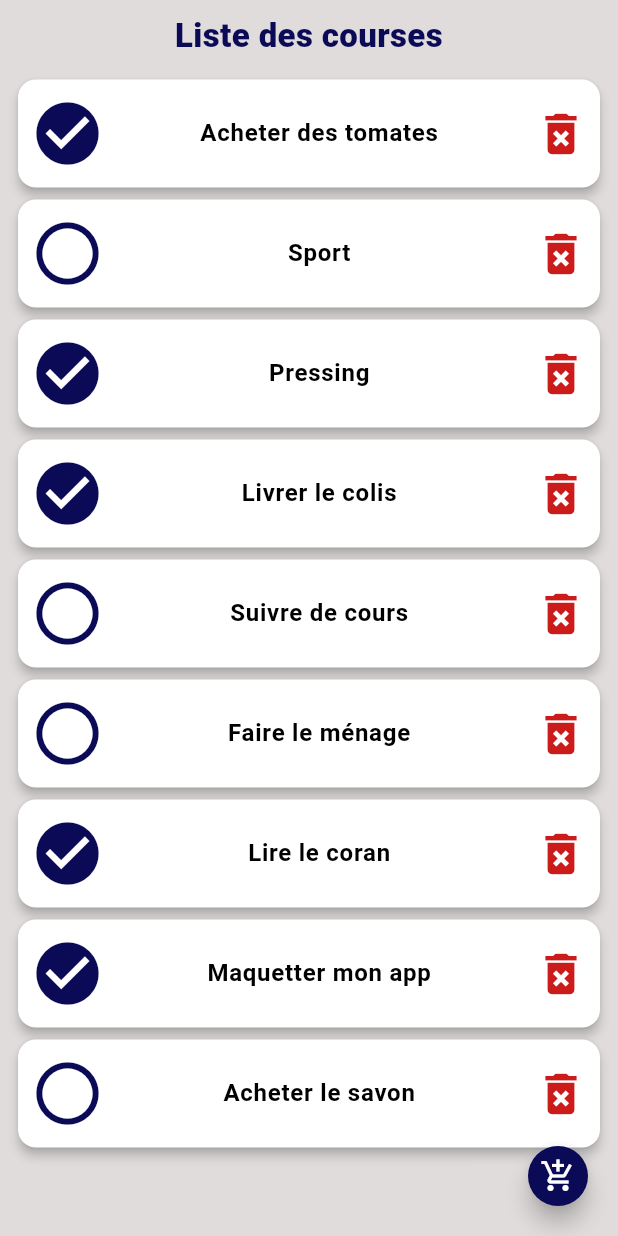
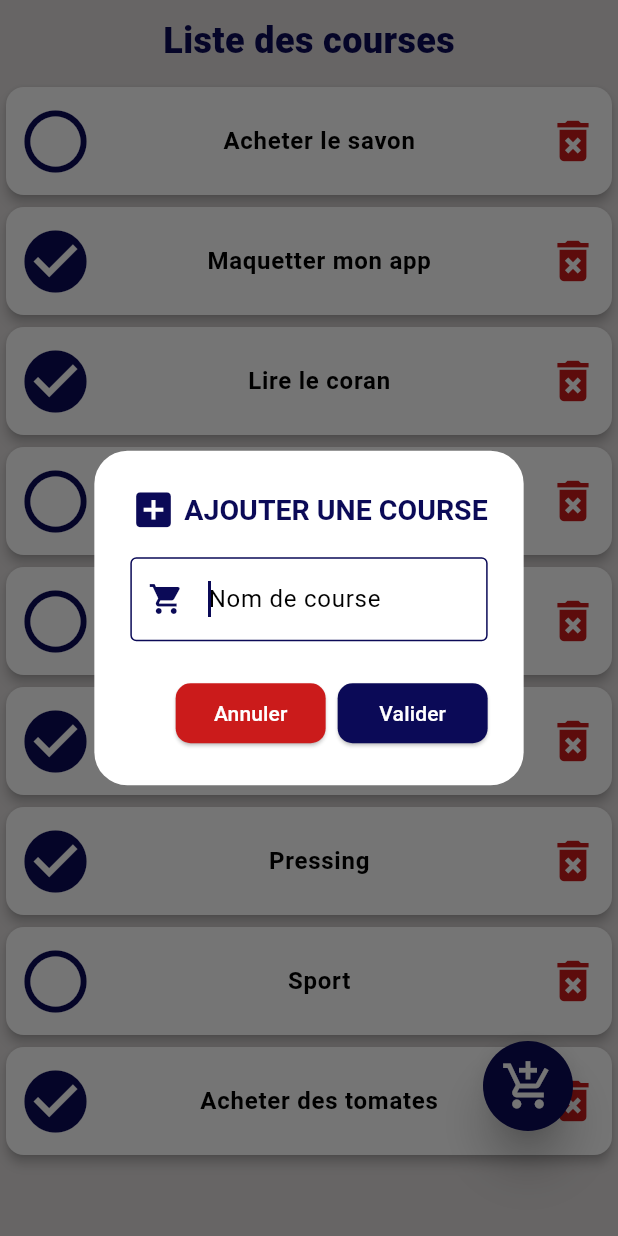
Before and after one commit to codeursympa2/app-liste-courses, a Flutter app: the screen it shows after launch, after a tap on the "add shopping cart" icon, on a phone screen of 412 x 824 dp. Run offline on Flutter 3.47's test engine with Material 3 defaults, Android fonts, the phone set to English and light mode, and no system bars; missing offline and left inert: toast_notification.

Commit message:
Ajout course

```diff
--- a/lib/common_widgets.dart
+++ b/lib/common_widgets.dart
@@ -1,3 +1,4 @@
+
 
 import 'package:flutter/material.dart';
 import 'package:shopping_list_app/Shopping.dart';
@@ -5,13 +6,15 @@ import 'package:toast_notification/ToasterType.dart';
 import 'package:toast_notification/toast_notification.dart';
 import 'consts.dart';
 class CommonWidgets{
-  static Widget titre(){
+
+  TextEditingController nameCtrl = TextEditingController();
+
+  static Text titre(){
     return const Text(
         appName,
-        textAlign: TextAlign.center,
         style: TextStyle(
           color:primary,
-          fontSize: 22,
+          fontSize: 24,
           fontWeight: FontWeight.w900
         )
 
@@ -30,11 +33,32 @@ class CommonWidgets{
   }
 
   //Afficher un message
-  static showToast({required BuildContext context, required String message, Color? couleur=success}){
+  static void showToast({required BuildContext context,
+    required String message,
+    Color? couleur=success,
+    ToasterType? toasterType=ToasterType.Check
+  }){
     ToastMe(
         text: message,
         backgroundColor: couleur,
-        duration: 1000, type: ToasterType.Check).showToast(context);
+        duration: 1000, type: toasterType!).showToast(context);
   }
 
+
+
+
+  //Button du formulaire
+  static  ElevatedButton elevatedButton(Color color,String title,VoidCallback func){
+    return ElevatedButton(
+      style: ElevatedButton.styleFrom(
+          backgroundColor: color,
+          fixedSize: const Size.fromWidth(100),
+          shape:RoundedRectangleBorder(
+            borderRadius: BorderRadius.circular(10), // Définir le rayon des bords arrondis
+          )
+      ),
+      onPressed: func,
+      child: Text(title,style: const TextStyle(color: secondary),),
+    );
+  }
 }
--- a/lib/data.dart
+++ b/lib/data.dart
@@ -10,4 +10,4 @@ List<Shopping> shoppingList=[
   Shopping("Lire le coran", true),
   Shopping("Maquetter mon app", true),
   Shopping("Acheter le savon", false),
-];
+].reversed.toList();
--- a/lib/main.dart
+++ b/lib/main.dart
@@ -1,7 +1,9 @@
 import 'package:flutter/material.dart';
+import 'package:shopping_list_app/Shopping.dart';
 import 'package:shopping_list_app/common_widgets.dart';
 import 'package:shopping_list_app/data.dart';
 import 'package:shopping_list_app/service.dart';
+import 'package:toast_notification/ToasterType.dart';
 import 'consts.dart';
 
 void main() {
@@ -21,6 +23,7 @@ class MyApp extends StatelessWidget {
         colorScheme: ColorScheme.fromSwatch().copyWith(
           secondary: secondary,
         ),
+
       ),
       debugShowCheckedModeBanner: false,
       home: const MyHomePage(title: 'Accueil'),
@@ -39,35 +42,133 @@ class MyHomePage extends StatefulWidget {
 
 class _MyHomePageState extends State<MyHomePage> {
 
-  late Icon  radioButtonIcon;
+ late Icon  _radioButtonIcon;
+
+ late TextEditingController _nameCtrl;
+
+
+ @override
+  void initState() {
+    super.initState();
+    _nameCtrl=TextEditingController();
+  }
+
+
+  @override
+  void dispose() {
+    super.dispose();
+    //Réinitialisation
+    _nameCtrl=TextEditingController();
+  }
+
 
   @override
   Widget build(BuildContext context) {
   return Scaffold(
-    floatingActionButton: FloatingActionButton.small(
-        onPressed: (){},
-        shape: const CircleBorder(),
-        backgroundColor: primary,
-        child: const Icon(
-            Icons.add_shopping_cart,
-            color: secondary,
+    floatingActionButton: Container(
+      padding: const EdgeInsets.fromLTRB(0, 0, 20, 60),
+      child: Transform.scale(
+        scale: 1.5,
+        child: FloatingActionButton.small(
+
+            onPressed: () {
+              //Le formulaire
+              showDialog(
+                context: context,
+                barrierDismissible: false, // Empêcher la fermeture en touchant à l'extérieur
+                builder: (BuildContext context) {
+                  return   AlertDialog(
+                    scrollable: true,
+                    backgroundColor: secondary,
+                    actions: [
+                      CommonWidgets.elevatedButton(danger, 'Annuler',
+                      (){
+                        //Traitement d'annulation
+                        closeDialog(context,_nameCtrl);
+                      }),
+                      CommonWidgets.elevatedButton(primary, 'Valider',
+                      (){
+                        if(_nameCtrl.text.isEmpty){
+                          CommonWidgets.showToast(context: context, message: "Veillez saisir un nom.",couleur: danger,toasterType: ToasterType.Error);
+                        }else{
+                          setState(() {
+                              add(Shopping.withoutChecked(_nameCtrl.text));
+                          });
+                          closeDialog(context,_nameCtrl);
+                          CommonWidgets.showToast(context: context, message: "Course ajoutée avec succès");
+                        }
+                      })
+                    ],
+                    elevation: 15,
+                    title: const Row(
+                      mainAxisAlignment: MainAxisAlignment.center,
+                      children: [
+                        Icon(Icons.add_box,color: primary,size: 31,),
+                        SizedBox(width: 5,),
+                        Expanded(child: Text("AJOUTER UNE COURSE",style: TextStyle(color: primary,fontWeight: FontWeight.bold,fontSize: 19),))
+                      ],
+                    ),
+                    shape: const RoundedRectangleBorder(
+                      borderRadius: BorderRadius.all(Radius.circular(22)),
+                    ),
+                    content: Column(
+                      mainAxisSize: MainAxisSize.min,
+                      children: <Widget>[
+                        TextField(
+                          autofocus: true,
+                          style: const TextStyle(
+                            color: primary
+                          ),
+                          cursorColor: primary,
+                          decoration: const InputDecoration(
+                            focusedBorder: OutlineInputBorder(
+                              borderSide: BorderSide(color: primary)
+                            ),
+                            hintText: 'Nom de course',
+                            floatingLabelStyle: TextStyle(color: primary),
+                            labelStyle: TextStyle(color: primary),
+                            prefixIcon: Icon(Icons.shopping_cart,color: primary,),
+                            border: OutlineInputBorder(
+                              borderRadius: BorderRadius.all(Radius.circular(8))
+                            ),
+                            enabledBorder: OutlineInputBorder(
+                                borderRadius: BorderRadius.all(Radius.circular(5)),
+                                borderSide: BorderSide(color: primary, width: 1),                            )
+                          ),
+                          controller: _nameCtrl,
+                        ),
+
+                      ],
+                    ),
+                  );
+                },
+              );
+            },
+            elevation: 12,
+            shape:   const CircleBorder(),
+            backgroundColor: primary,
+            child: const Icon(
+                Icons.add_shopping_cart,
+                color: secondary,
+            ),
         ),
+      ),
     ),
       backgroundColor: fond,
       body: SafeArea(
         child: Padding(
-          padding: const EdgeInsets.all(8.0),
+          padding: const EdgeInsets.fromLTRB(0, 10, 0, 0),
           child: Column(
             children: [
               //Le titre de l'application
-              Center(child: CommonWidgets.titre(),),
+              CommonWidgets.titre(),
               //La liste
               const SizedBox(height: 10,),
               Expanded(
                 child: shoppingList.isNotEmpty ? ListView.builder(
                   itemBuilder:
                       (BuildContext context,int index){
-                       radioButtonIcon=CommonWidgets.checkIcon(shoppingList[index]);
+                       _radioButtonIcon=CommonWidgets.checkIcon(shoppingList[index]);
                         return Card(
                             elevation: 3,
                             child: ListTile(
@@ -85,14 +186,14 @@ class _MyHomePageState extends State<MyHomePage> {
                                     //Mise à jour de la valeur
                                     shoppingList[index].checked=!shoppingList[index].checked;
                                     //Changement de l'icone
-                                    radioButtonIcon=CommonWidgets.checkIcon(shoppingList[index]);
+                                    _radioButtonIcon=CommonWidgets.checkIcon(shoppingList[index]);
                                     //Affichage de la notification
                                     shoppingList[index].checked ?
                                     CommonWidgets.showToast(context: context, message: "Course validée"):
                                     CommonWidgets.showToast(context: context, message: "Course annulée",couleur: danger);
 
                                   }),
-                                  child: radioButtonIcon
+                                  child: _radioButtonIcon
                               ),
                               trailing: GestureDetector(
                                 onTap: (){
--- a/lib/service.dart
+++ b/lib/service.dart
@@ -1,6 +1,7 @@
 import 'package:flutter/cupertino.dart';
 import 'package:shopping_list_app/Shopping.dart';
 import 'package:shopping_list_app/common_widgets.dart';
+import 'package:shopping_list_app/data.dart';
 
 
 void deleteShop(int index,List<Shopping> shop,BuildContext context){
@@ -8,3 +9,13 @@ void deleteShop(int index,List<Shopping> shop,BuildContext context){
   //On affiche le message
   CommonWidgets.showToast(context: context, message: "Course supprimée");
 }
+
+void closeDialog(BuildContext context,TextEditingController controller){
+  controller.text=""; //initialisation du champs
+  Navigator.of(context).pop();
+}
+
+//Ajout d'une course
+void add(Shopping shopp){
+  shoppingList.insert(0,Shopping.withoutChecked(shopp.name));
+}
```
